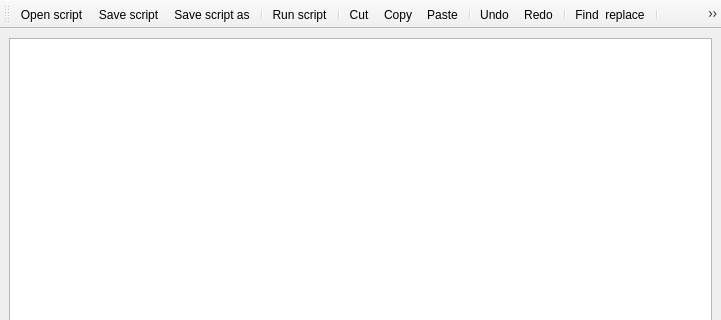
Above: python/plugins/processing/ui/DlgScriptEditor.ui from qgis/QGIS before the change; both pictures show x 0 to 721 and y 0 to 320 of the 721 by 578 pixel window. Below: the same form after it.
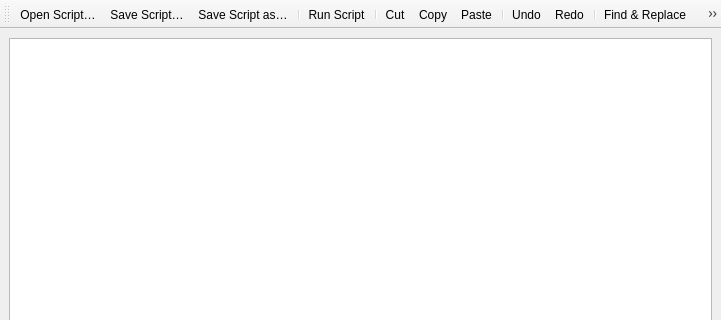
That is the form after the change. Custom widgets are drawn as their Qt base class.

Commit message: String capitalization

Diff of the .ui file:
```diff
--- a/python/plugins/processing/ui/DlgScriptEditor.ui
+++ b/python/plugins/processing/ui/DlgScriptEditor.ui
@@ -123,7 +123,7 @@
   </widget>
   <action name="actionOpenScript">
    <property name="text">
-    <string>Open script...</string>
+    <string>Open Script…</string>
    </property>
    <property name="toolTip">
     <string>Open script</string>
@@ -134,7 +134,7 @@
   </action>
   <action name="actionSaveScript">
    <property name="text">
-    <string>Save script...</string>
+    <string>Save Script…</string>
    </property>
    <property name="toolTip">
     <string>Save script...</string>
@@ -145,7 +145,7 @@
   </action>
   <action name="actionSaveScriptAs">
    <property name="text">
-    <string>Save script as...</string>
+    <string>Save Script as…</string>
    </property>
    <property name="toolTip">
     <string>Save script as...</string>
@@ -156,7 +156,7 @@
   </action>
   <action name="actionRunScript">
    <property name="text">
-    <string>Run script</string>
+    <string>Run Script</string>
    </property>
    <property name="toolTip">
     <string>Run script</string>
@@ -222,7 +222,7 @@
   </action>
   <action name="actionIncreaseFontSize">
    <property name="text">
-    <string>Increase font size</string>
+    <string>Increase Font Size</string>
    </property>
    <property name="toolTip">
     <string>Increase font size</string>
@@ -230,7 +230,7 @@
   </action>
   <action name="actionDecreaseFontSize">
    <property name="text">
-    <string>Decrease font size</string>
+    <string>Decrease Font Size</string>
    </property>
    <property name="toolTip">
     <string>Decrease font size</string>
@@ -241,7 +241,7 @@
     <bool>true</bool>
    </property>
    <property name="text">
-    <string>Find &amp; replace</string>
+    <string>Find &amp;&amp; &amp;Replace</string>
    </property>
   </action>
  </widget>
```
Left out of the diff: 12 changed lines with no effect on the pictures.
